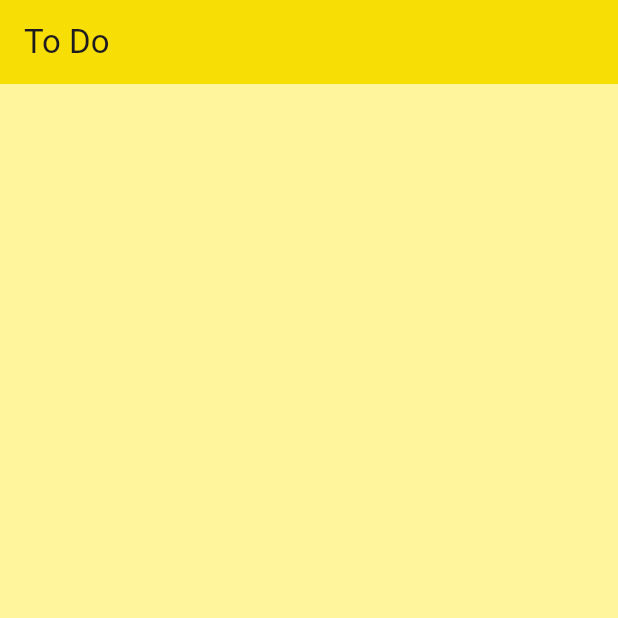
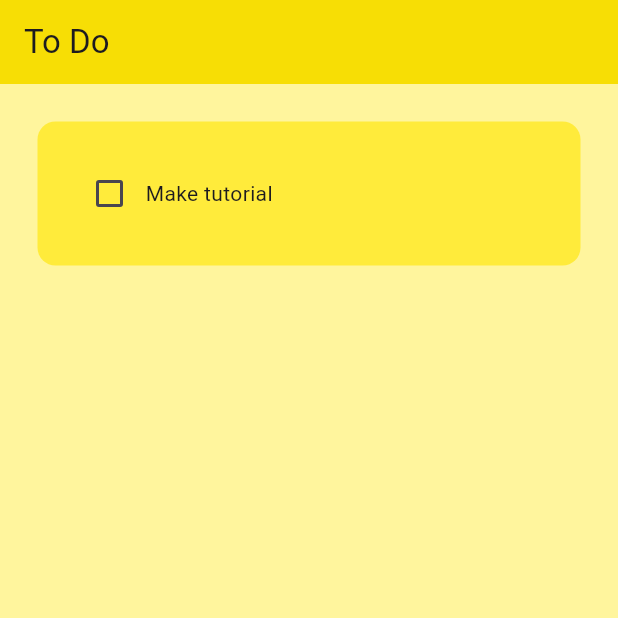
Before and after one commit to ClemRaku/todo_app, a Flutter app: the screen it shows after launch, on a phone screen of 412 x 824 dp, the top half of it. Run offline on Flutter 3.47's test engine with Material 3 defaults, Android fonts, the phone set to English and light mode, and no system bars.

Commit message:
have ToDoTile, lists, etc working statically

```diff
--- a/lib/main.dart
+++ b/lib/main.dart
@@ -11,6 +11,10 @@ class MyApp extends StatelessWidget {
   // This widget is the root of your application.
   @override
   Widget build(BuildContext context) {
-    return MaterialApp(debugShowCheckedModeBanner: false, home: HomePage(), theme: ThemeData(primarySwatch: Colors.yellow),);
+    return MaterialApp(
+      debugShowCheckedModeBanner: false,
+      home: HomePage(),
+      theme: ThemeData(primarySwatch: Colors.yellow),
+    );
   }
 }
--- a/lib/pages/home_page.dart
+++ b/lib/pages/home_page.dart
@@ -1,4 +1,5 @@
 import 'package:flutter/material.dart';
+import 'package:todo_app/util/todo_tile.dart';
 
 class HomePage extends StatefulWidget {
   const HomePage({super.key});
@@ -17,7 +18,15 @@ class _HomePageState extends State<HomePage> {
         backgroundColor: const Color.fromARGB(255, 247, 222, 5),
       ),
 
-      body: ListView(),
+      body: ListView(
+        children: [
+          TodoTile(
+            taskName: "Make tutorial",
+            taskCompleted: false,
+            onChanged: (p0) {},
+          ),
+        ],
+      ),
     );
   }
 }
--- /dev/null
+++ b/lib/util/todo_tile.dart
@@ -0,0 +1,38 @@
+import 'package:flutter/material.dart';
+
+class TodoTile extends StatelessWidget {
+  final String taskName;
+  final bool taskCompleted;
+
+  Function(bool?)? onChanged;
+
+  TodoTile({
+    super.key,
+    required this.taskName,
+    required this.onChanged,
+    required this.taskCompleted,
+  });
+
+  @override
+  Widget build(BuildContext context) {
+    return Padding(
+      padding: const EdgeInsets.all(25.0),
+      child: Container(
+        padding: EdgeInsets.all(24),
+        child: Row(
+          children: [
+            //checkbox
+            Checkbox(value: taskCompleted, onChanged: onChanged),
+
+            //task name
+            Text(taskName),
+          ],
+        ),
+        decoration: BoxDecoration(
+          color: Colors.yellow,
+          borderRadius: BorderRadius.circular(12),
+        ),
+      ),
+    );
+  }
+}
```
